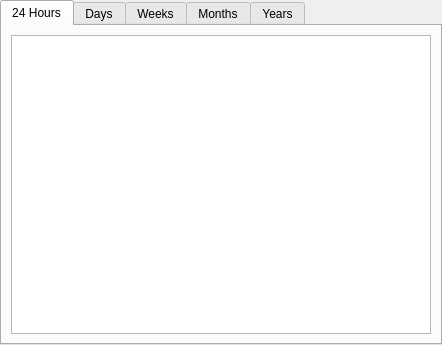
This is src/knemod/interfacestatisticsdlg.ui in KDE/knemo as Qt 5 draws it before an edit. The edited form follows.
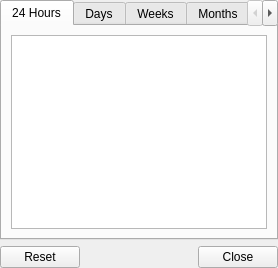
This is the edited form. Custom widgets are drawn as their Qt base class.

Commit message: Migrate from deprecated widgets in the dialogs

Diff of the .ui file:
```diff
--- a/src/knemod/interfacestatisticsdlg.ui
+++ b/src/knemod/interfacestatisticsdlg.ui
@@ -2,14 +2,6 @@
 <ui version="4.0">
  <class>InterfaceStatisticsDlg</class>
  <widget class="QWidget" name="InterfaceStatisticsDlg">
-  <property name="geometry">
-   <rect>
-    <x>0</x>
-    <y>0</y>
-    <width>442</width>
-    <height>345</height>
-   </rect>
-  </property>
   <layout class="QVBoxLayout" name="verticalLayout_4">
    <property name="margin">
     <number>0</number>
@@ -133,6 +125,13 @@
      </widget>
     </widget>
    </item>
+   <item>
+    <widget class="QDialogButtonBox" name="buttonBox">
+     <property name="standardButtons">
+      <set>QDialogButtonBox::Close|QDialogButtonBox::Reset</set>
+     </property>
+    </widget>
+   </item>
   </layout>
  </widget>
  <customwidgets>
```
Left out of the diff: 11 changed lines with no effect on the pictures. The commit also changes 20 other files.
